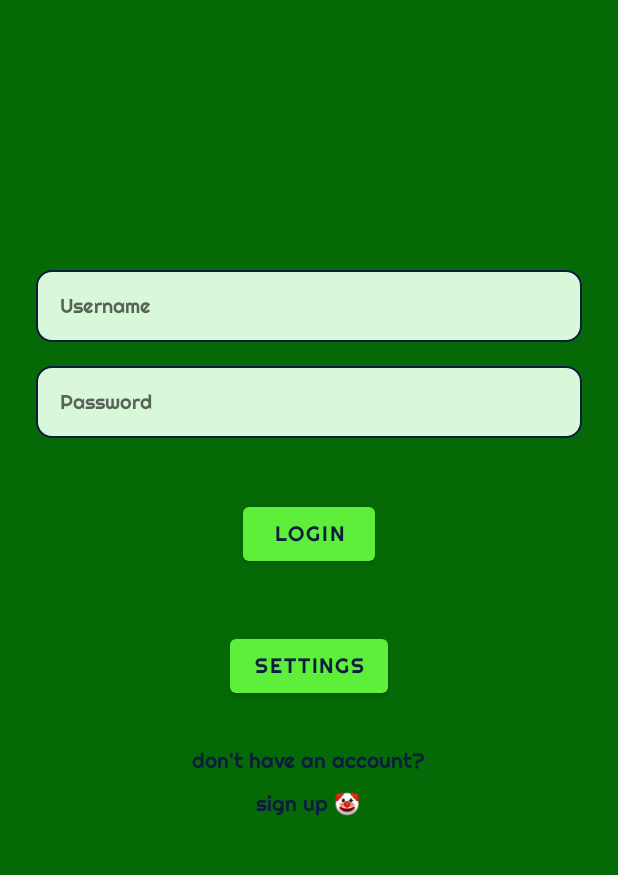
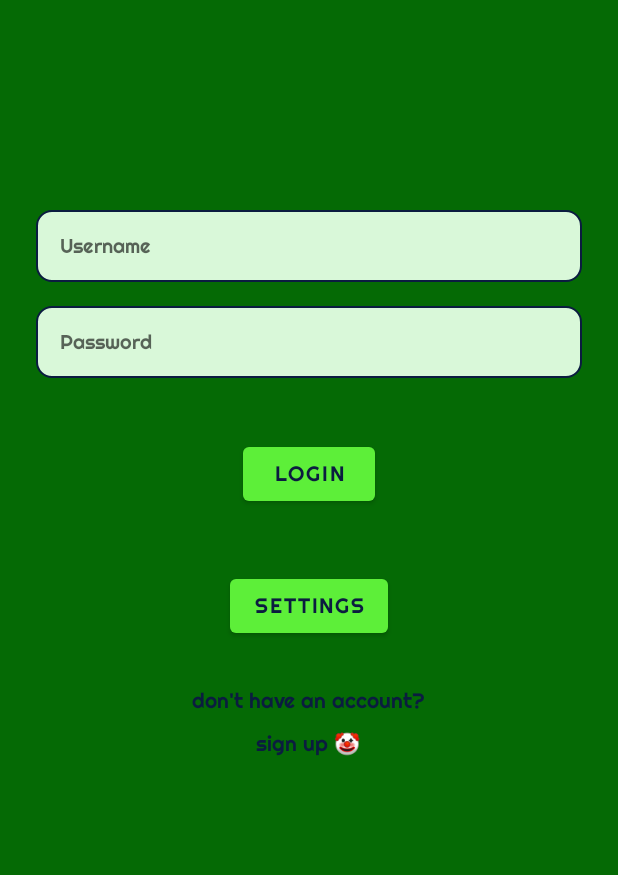
Before and after one commit to saarmichael/FootsApp-Android, an Android app: the screen it shows after launch (MainActivity), on a phone screen of 412 x 824 dp, the part 211-1086 px from its top. Run offline under Robolectric (Android 15) with nearby library versions, the phone set to English and light mode, and no system bars.

```diff
--- a/app/src/main/res/layout/activity_main.xml
+++ b/app/src/main/res/layout/activity_main.xml
@@ -39,7 +39,7 @@
             android:layout_width="match_parent"
             android:layout_height="wrap_content"
             android:orientation="vertical"
-            android:layout_marginTop="160dp"
+            android:layout_marginTop="120dp"
 
             android:layout_gravity="center_vertical"
             >
--- a/app/src/main/res/layout/activity_register.xml
+++ b/app/src/main/res/layout/activity_register.xml
@@ -37,7 +37,7 @@
             android:layout_width="match_parent"
             android:layout_height="wrap_content"
             android:orientation="vertical"
-            android:layout_marginTop="50dp"
+            android:layout_marginTop="20dp"
         >
 
             <FrameLayout
```
Also changed, not shown: app/src/main/java/com/example/footsapp_android/activities/ChatsActivity.java (+15 -0 lines), app/src/main/java/com/example/footsapp_android/activities/RegisterActivity.java (+3 -4 lines).
